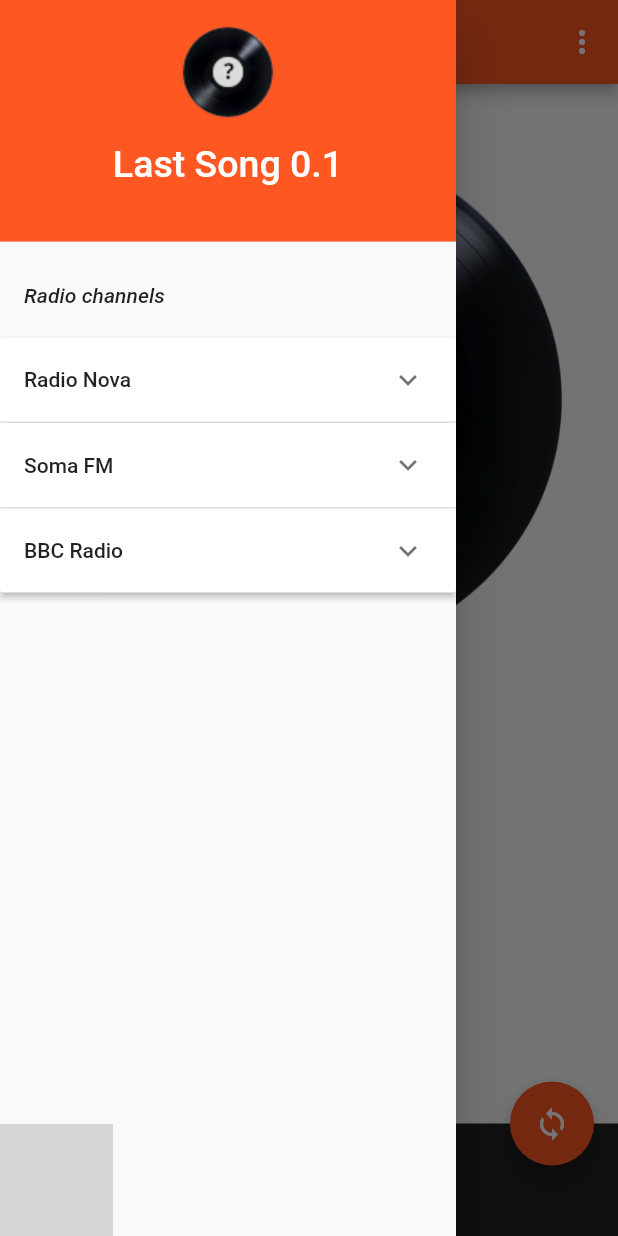
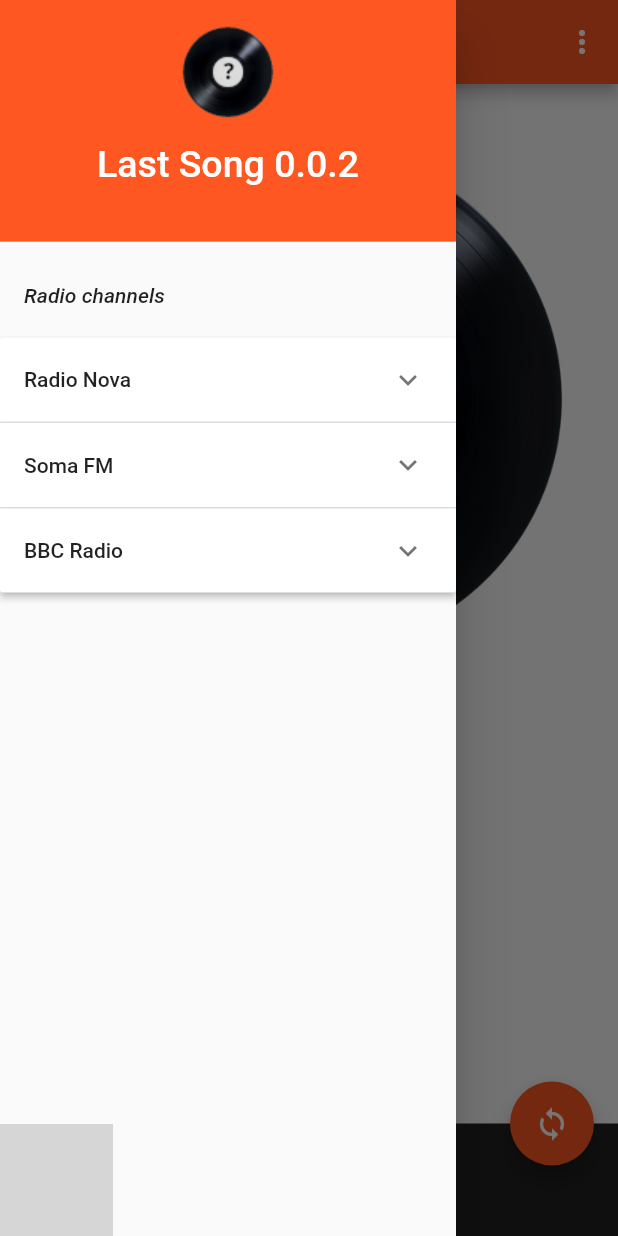
Before and after one commit to solsticedhiver/last_song, a Flutter app: the screen it shows after launch, with the side drawer open, on a phone screen of 412 x 824 dp. Run offline on Flutter 3.47's test engine with Material 2 defaults, Android fonts, the phone set to English and light mode, and no system bars; our stand-ins replace cached_network_image, html_unescape, shared_preferences, timezone; missing offline and left inert: web_scraper; network calls fail; grey boxes are pictures that could not be loaded.

Commit message:
Just be consistent about our version number
* remove one unneeded dep.
* further shorten title appbar on small screen

```diff
--- a/lib/helpers.dart
+++ b/lib/helpers.dart
@@ -134,7 +134,7 @@ class Track {
 
 class AppConfig {
   static const String name = 'Last Song';
-  static const String version = '0.1';
+  static const String version = '0.0.2';
   static const String url = 'https://github.com/solsticedhiver/last_song';
   static String userAgent = '${name.replaceAll(' ', '')}/$version +$url';
 }
--- a/lib/main.dart
+++ b/lib/main.dart
@@ -28,6 +28,7 @@ void main(List<String> args) async {
     SecurityContext.defaultContext
         .setTrustedCertificatesBytes(data.buffer.asUint8List());
   } on SocketException {
+    // TODO: we need to recheck that later on
     debugPrint('debug: Failed to test for valid-isrgrootx1.letsencrypt.org');
   }
 
@@ -164,7 +165,9 @@ class _MyHomePageState extends State<MyHomePage> {
       drawer: _buildDrawer(),
       appBar: AppBar(
         title: Text((MediaQuery.of(context).size.width < 700)
-            ? widget.title.replaceFirst(' played ', ' ')
+            ? widget.title
+                .replaceFirst(' played ', ' ')
+                .replaceFirst(' on ', ' - ')
             : widget.title),
         actions: _buildActionButtons(context),
       ),
@@ -542,6 +545,7 @@ class _MyHomePageState extends State<MyHomePage> {
                 // deepOrange is not seen beside the appBar of the same color
                 color: Colors.black87,
                 backgroundColor: Colors.white,
+                minHeight: 2,
                 value: null,
               ),
             )),
--- a/pubspec.yaml
+++ b/pubspec.yaml
@@ -42,7 +42,6 @@ dependencies:
   cached_network_image: ^3.2.3
   html_unescape: ^2.0.0
   web_scraper: ^0.1.4
-  args: ^2.3.1
   timezone: ^0.9.1
   shared_preferences: ^2.0.17
 
```
